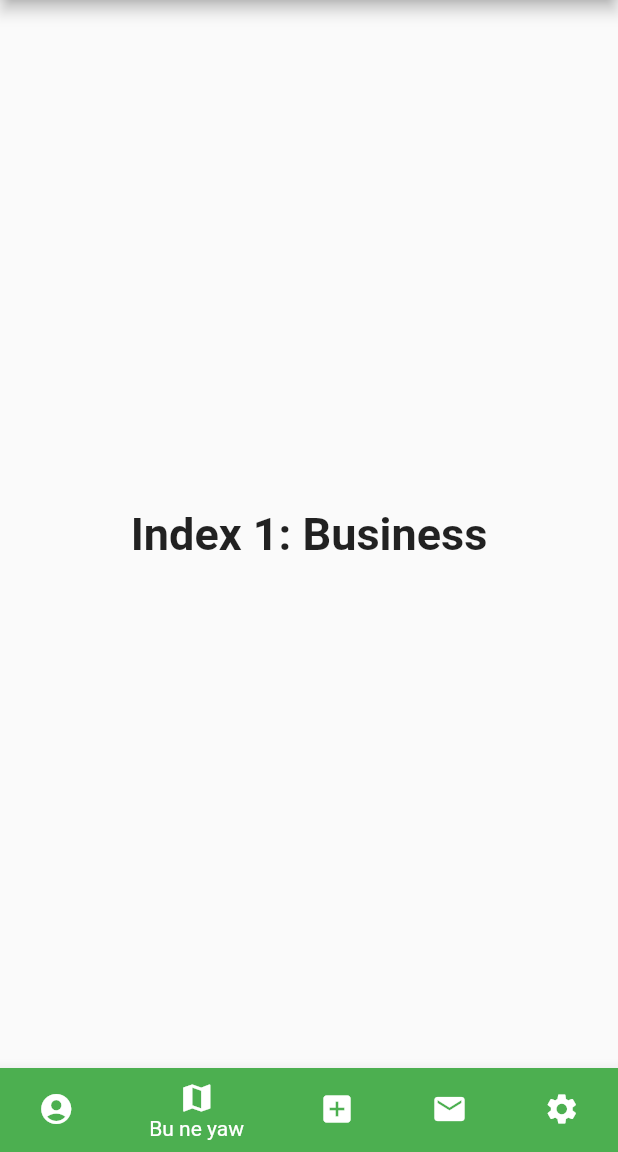
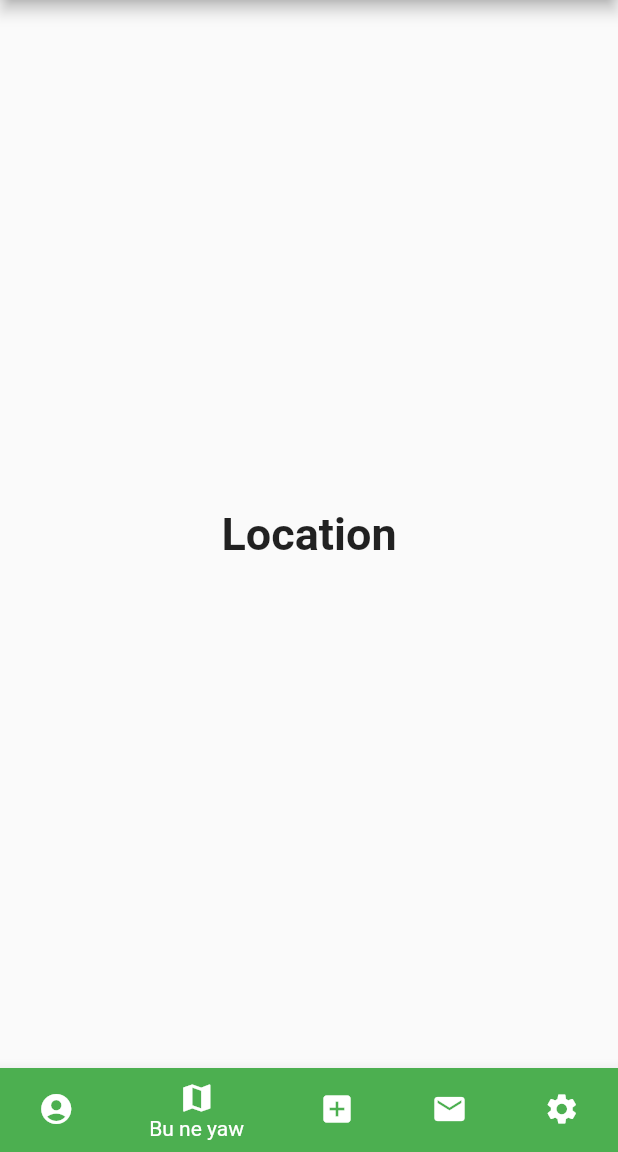
Before and after one commit to yavuzyal/unite, a Flutter app: the screen it shows after launch, item 2 of the bottom bar chosen, on a phone screen of 412 x 824 dp, the part 84-1236 px from its top. Run offline on Flutter 3.47's test engine with Material 2 defaults, Android fonts, the phone set to English and light mode, and no system bars; our stand-ins replace animated_text_kit, google_fonts.

Commit message:
Update main.dart

```diff
--- a/lib/main.dart
+++ b/lib/main.dart
@@ -37,20 +37,17 @@ class _MainPageState extends State<MainPage> {
   int _selectedIndex = 0;
   static const TextStyle optionStyle = TextStyle(fontSize: 30, fontWeight: FontWeight.bold);
   static List<Widget> _widgetOptions = <Widget>[
+    LoginPage(),
     Text(
-      'Index 0: Home',
+      'Location',
       style: optionStyle,
     ),
     Text(
-      'Index 1: Business',
+      'Add Post',
       style: optionStyle,
     ),
     Text(
-      'Index 2: School',
-      style: optionStyle,
-    ),
-    Text(
-      'Index 3: Settings',
+      'Messages',
       style: optionStyle,
     ),
     Settings(),
```
